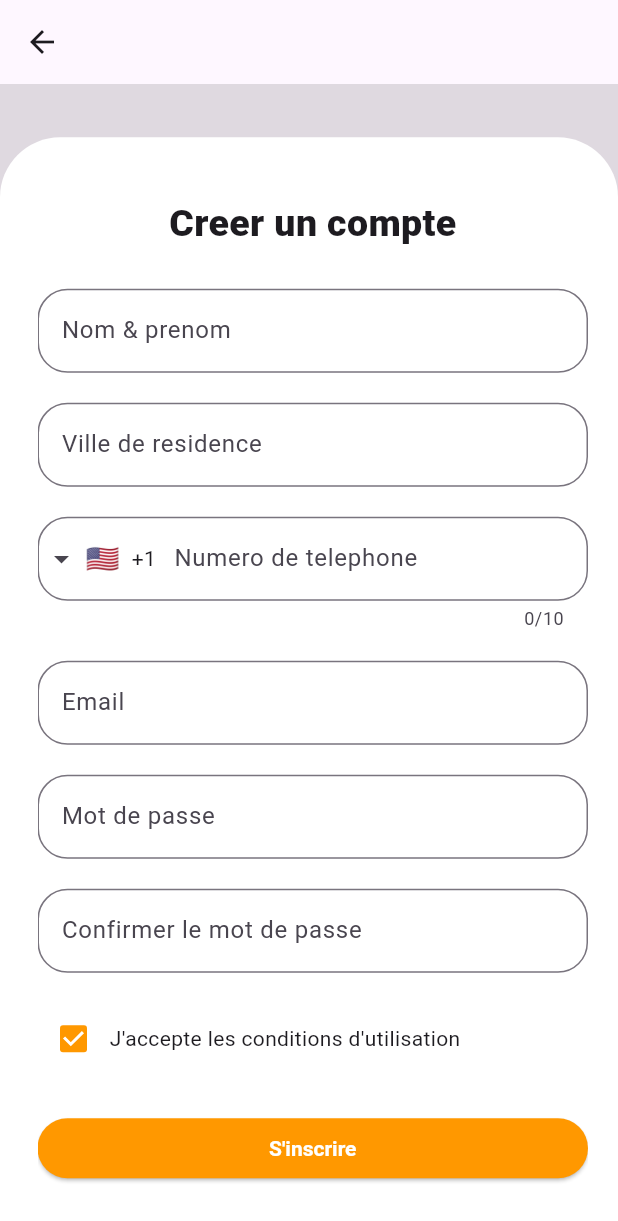
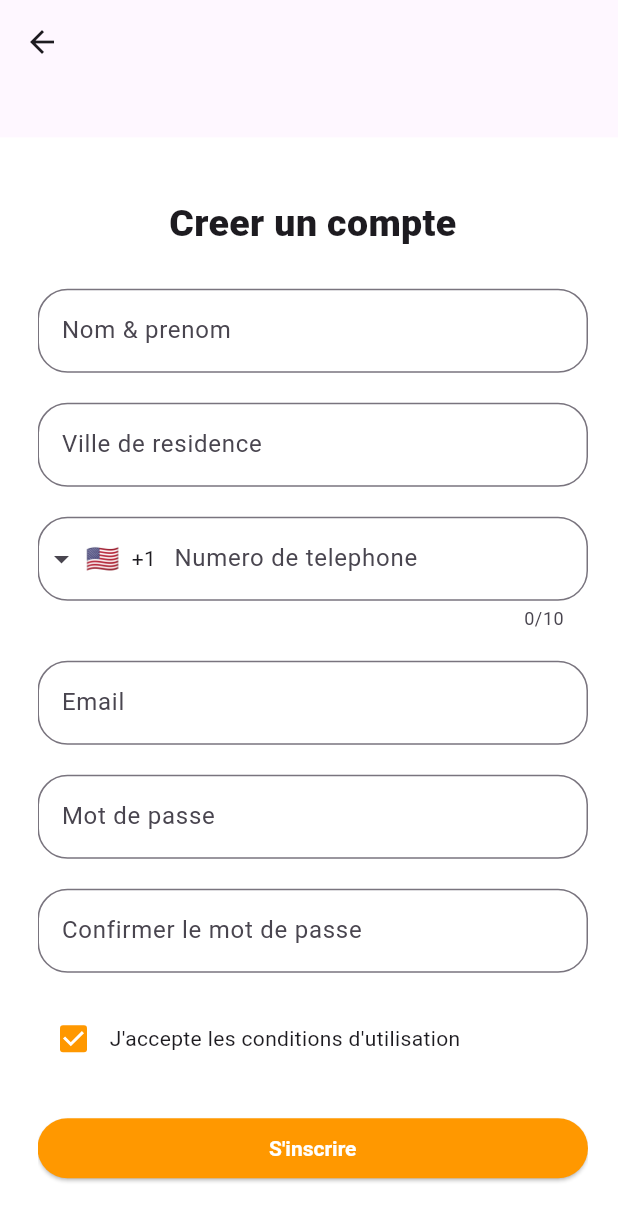
Before and after one commit to DinoRu/Fedesie-app, a Flutter app: the Signup screen opened directly, on a phone screen of 412 x 824 dp. Shown: the top 1221 px of the screen. Run offline on Flutter 3.47's test engine with Material 3 defaults, Android fonts, the phone set to English and light mode, and no system bars; drawn by our look-alikes of intl_phone_field; our stand-ins replace icons_plus, intl_phone_number_input.

Commit message:
modified files

```diff
--- a/lib/pages/accueil.dart
+++ b/lib/pages/accueil.dart
@@ -3,6 +3,7 @@ import 'dart:async';
 import 'package:fedesie_app/models/itemLists.dart';
 import 'package:fedesie_app/models/postsList.dart';
 import 'package:fedesie_app/utils/cards.dart';
+import 'package:fedesie_app/widgets/big_text.dart';
 import 'package:fedesie_app/widgets/postlistwidget.dart';
 import 'package:flutter/material.dart';
 
@@ -204,6 +205,7 @@ class _AccueilHomeState extends State<AccueilHome> {
               ),
               SizedBox(height: 10),
               //
+              BigText(color: Color(0xFF3E3D3), text: 'Annonces recentes'),
               SizedBox(height: 44,),
               // Build section conferences
               buildSection('Conferences', conferences),
--- a/lib/pages/signup.dart
+++ b/lib/pages/signup.dart
@@ -42,9 +42,6 @@ class _SignupState extends State<Signup> {
           Container(
             width: double.infinity,
             height: double.infinity,
-            decoration: BoxDecoration(
-              color: Colors.black12,
-            ),
           ),
           Column(
             children: [
@@ -58,10 +55,7 @@ class _SignupState extends State<Signup> {
                     padding: EdgeInsets.fromLTRB(25, 40, 20, 20),
                     decoration: BoxDecoration(
                       color: Colors.white,
-                      borderRadius: BorderRadius.only(
-                        topLeft: Radius.circular(40),
-                        topRight: Radius.circular(40)
-                      )
+
                     ),
                     child: SingleChildScrollView(
                       child: Form(
```
Also changed, not shown: lib/widgets/big_text.dart (+28 -0 lines).
